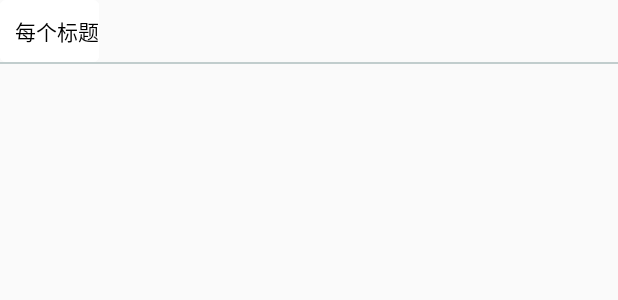
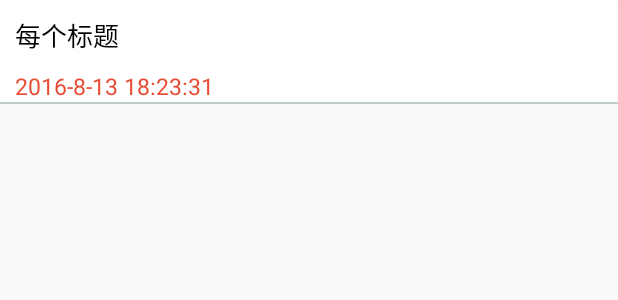
Before and after one commit to hytcyjb/yjboAndroidModule, an Android app: the layout item_httplist_layout.xml on its own in the app's theme, with its tools: preview values and no code run, on a phone screen of 412 x 824 dp. Shown: the top 300 px of the screen. Run offline under Robolectric (Android 15) with nearby library versions, the phone set to English and light mode, and no system bars.

Commit message:
优化布局

```diff
--- a/app/src/main/java/com/yjbo/yjboandroidmodule/view/BaseKWActivity.java
+++ b/app/src/main/java/com/yjbo/yjboandroidmodule/view/BaseKWActivity.java
@@ -53,7 +53,7 @@ public class BaseKWActivity extends BaseYjboActivity implements OnRefreshListene
     @Override
     public void setonView() {
         ButterKnife.bind(this);
-        setSGBackVisible();
+        setSGBackStr("主页");
         initSwipeLayout();
 //        setSGNextStr("···");
 //        setSGNextColor(R.color.white);
--- a/app/src/main/java/com/yjbo/yjboandroidmodule/view/StudyKWActivity.java
+++ b/app/src/main/java/com/yjbo/yjboandroidmodule/view/StudyKWActivity.java
@@ -49,8 +49,9 @@ public class StudyKWActivity extends BaseYjboActivity implements OnRefreshListen
     @Override
     public void setonView() {
         ButterKnife.bind(this);
-        setSGBackVisible();
+        setSGBackStr("主页");
         initSwipeLayout();
+
 //        setSGNextStr("···");
 //        setSGNextColor(R.color.white);
     }
--- a/app/src/main/java/com/yjbo/yjboandroidmodule/view/Webview3Activity.java
+++ b/app/src/main/java/com/yjbo/yjboandroidmodule/view/Webview3Activity.java
@@ -71,8 +71,8 @@ public class Webview3Activity extends BaseYjboSwipeActivity {
     @Override
     public void setonView() {
         ButterKnife.bind(this);
-        setSGTitleStr("有点击事件的");
-        setSGNextStr("···");
+        setSGTitleStr("网页详情");
+        setSGNextStr("分享");
         setSGNextColor(R.color.white);
         url = this.getIntent().getStringExtra("ipTopStr");
         httpsDBManager = new HttpsDBManager(Webview3Activity.this);
--- a/app/src/main/res/layout/item_httplist_layout.xml
+++ b/app/src/main/res/layout/item_httplist_layout.xml
@@ -2,22 +2,39 @@
 <LinearLayout xmlns:android="http://schemas.android.com/apk/res/android"
     android:layout_width="match_parent"
     android:layout_height="wrap_content"
+    android:id="@+id/item_layout"
+    android:background="@drawable/waterripple_qianhui_bg"
     android:orientation="vertical">
 
     <TextView
         android:id="@+id/item_txt"
-        android:layout_width="wrap_content"
+        android:layout_width="match_parent"
         android:layout_height="wrap_content"
-        android:background="@drawable/waterripple_qianhui_bg"
+        android:ellipsize="end"
         android:gravity="left|center_vertical"
+        android:maxEms="15"
         android:paddingBottom="10dp"
         android:paddingLeft="10dp"
         android:paddingTop="10dp"
+        android:singleLine="true"
         android:text="每个标题"
-        android:singleLine="true"
-        android:maxEms="15"
         android:textColor="@color/black"
-        android:textSize="14dp" />
+        android:textSize="17dp" />
+
+    <RelativeLayout
+        android:layout_width="match_parent"
+        android:layout_height="wrap_content"
+        android:paddingLeft="10dp"
+        android:paddingRight="10dp">
+
+        <TextView
+            android:id="@+id/time_txt"
+            android:layout_width="wrap_content"
+            android:layout_height="wrap_content"
+            android:textColor="@color/red"
+            android:textSize="15dp"
+            android:text="2016-8-13 18:23:31"/>
+    </RelativeLayout>
 
     <LinearLayout
         android:layout_width="match_parent"
--- a/app/src/main/res/layout/item_list_layout.xml
+++ b/app/src/main/res/layout/item_list_layout.xml
@@ -5,7 +5,7 @@
     android:orientation="vertical">
 
     <TextView
-        android:layout_width="wrap_content"
+        android:layout_width="match_parent"
         android:layout_height="wrap_content"
         android:gravity="left|center_vertical"
         android:paddingTop="10dp"
@@ -15,8 +15,8 @@
         android:background="@drawable/waterripple_qianhui_bg"
         android:textColor="@color/black"
         android:textSize="20dp"
-        android:singleLine="true"
-        android:maxEms="15"
+        android:ellipsize="end"
+        android:maxLines="1"
         android:id="@+id/item_txt" />
     <LinearLayout
         android:layout_width="match_parent"
--- a/app/src/main/res/layout/layout_title_public_common.xml
+++ b/app/src/main/res/layout/layout_title_public_common.xml
@@ -3,7 +3,7 @@
     android:id="@+id/public_body"
     android:layout_width="match_parent"
     android:layout_height="50dp"
-    android:background="#59a6dc">
+    android:background="#303F9F">
 
     <TextView
         android:id="@+id/back_public_txt"
```
Also changed, not shown: app/src/main/java/com/yjbo/yjboandroidmodule/adapter/HttpListAdapter.java (+15 -23 lines), app/src/main/java/com/yjbo/yjboandroidmodule/test/testjava.java (added, +12 -0 lines), app/src/main/java/com/yjbo/yjboandroidmodule/view/MainActivity.java (+6 -6 lines), app/src/main/java/com/yjbo/yjboandroidmodule/view/ShowHttpListActivity.java (+13 -15 lines).
